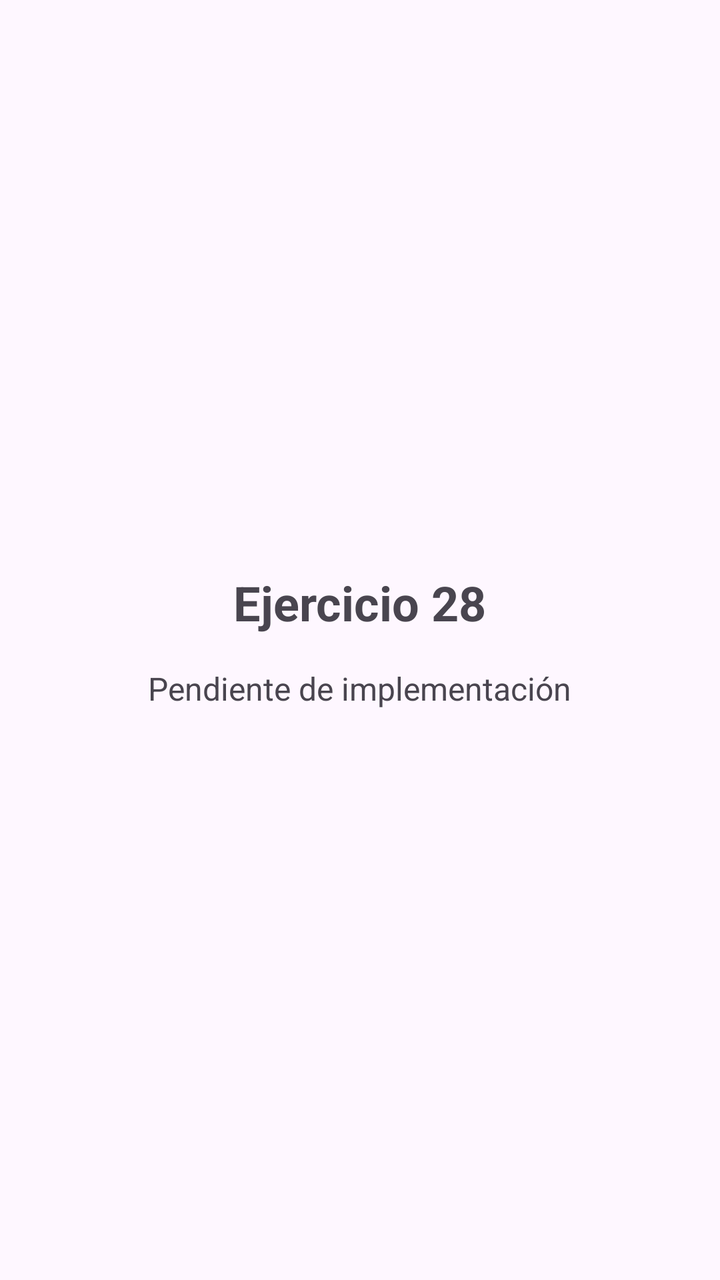
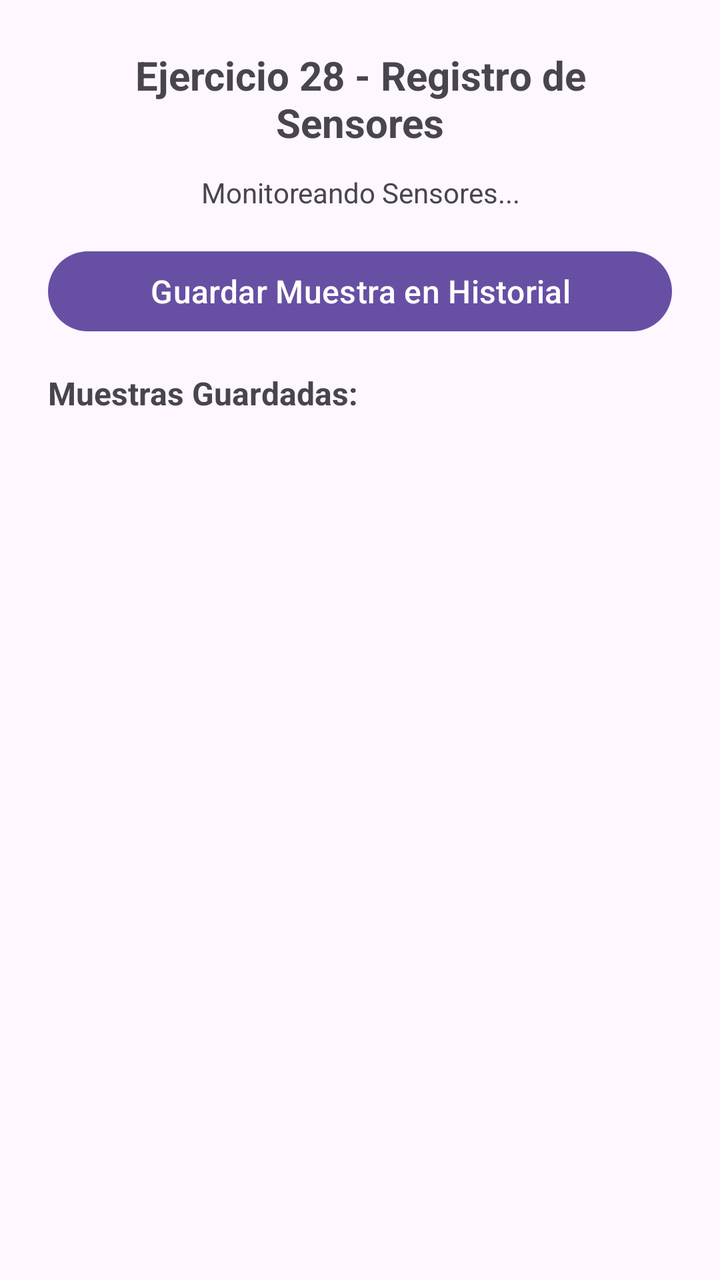

The first picture is an Android layout as it rendered before a commit; the second is the same layout after the commit. The layout source and the unified diff follow.
<!-- AndroidManifest.xml: application theme Theme.Actividad6 -->
<!-- res/layout/activity_ejercicio28.xml -->
<?xml version="1.0" encoding="utf-8"?>
<LinearLayout xmlns:android="http://schemas.android.com/apk/res/android"
    xmlns:tools="http://schemas.android.com/tools"
    android:id="@+id/main"
    android:layout_width="match_parent"
    android:layout_height="match_parent"
    android:orientation="vertical"
    android:padding="24dp"
    android:gravity="center"
    tools:context=".ejercicios.ejercicio28.Ejercicio28Activity">

    <TextView
        android:id="@+id/tvTitle"
        android:layout_width="wrap_content"
        android:layout_height="wrap_content"
        android:text="Ejercicio 28"
        android:textSize="24sp"
        android:textStyle="bold"
        android:layout_marginBottom="16dp" />

    <TextView
        android:id="@+id/tvSubtitle"
        android:layout_width="wrap_content"
        android:layout_height="wrap_content"
        android:text="Pendiente de implementación"
        android:textSize="16sp"
        android:textColor="?android:attr/textColorSecondary" />

</LinearLayout>
<!-- resources referenced by this layout -->
<resources>
  <style name="Theme.Actividad6" parent="Base.Theme.Actividad6" />
  <style name="Base.Theme.Actividad6" parent="Theme.Material3.DayNight.NoActionBar">
          
          
      </style>
</resources>

<!-- the commit's change to res/layout/activity_ejercicio28.xml (unified diff, before → after) -->
@@ -6,24 +6,103 @@
     android:layout_height="match_parent"
     android:orientation="vertical"
     android:padding="24dp"
-    android:gravity="center"
     tools:context=".ejercicios.ejercicio28.Ejercicio28Activity">
 
     <TextView
-        android:id="@+id/tvTitle"
-        android:layout_width="wrap_content"
+        android:id="@+id/tvHeader"
+        android:layout_width="match_parent"
         android:layout_height="wrap_content"
-        android:text="Ejercicio 28"
-        android:textSize="24sp"
+        android:text="Ejercicio 28 - Registro de Sensores"
+        android:textSize="20sp"
         android:textStyle="bold"
+        android:textAlignment="center"
+        android:layout_marginBottom="12dp" />
+
+    <TextView
+        android:id="@+id/tvResumenActual"
+        android:layout_width="match_parent"
+        android:layout_height="wrap_content"
+        android:text="Monitoreando Sensores..."
+        android:textSize="14sp"
+        android:textAlignment="center"
+        android:textColor="?android:attr/textColorSecondary"
+        android:layout_marginBottom="16dp" />
+
+    <com.google.android.material.button.MaterialButton
+        android:id="@+id/btnGuardarRegistro"
+        android:layout_width="match_parent"
+        android:layout_height="wrap_content"
+        android:text="Guardar Muestra en Historial"
+        android:textSize="16sp"
         android:layout_marginBottom="16dp" />
 
     <TextView
-        android:id="@+id/tvSubtitle"
-        android:layout_width="wrap_content"
+        android:layout_width="match_parent"
         android:layout_height="wrap_content"
-        android:text="Pendiente de implementación"
+        android:text="Muestras Guardadas:"
         android:textSize="16sp"
-        android:textColor="?android:attr/textColorSecondary" />
+        android:textStyle="bold"
+        android:layout_marginBottom="8dp" />
+
+    <androidx.recyclerview.widget.RecyclerView
+        android:id="@+id/rvRegistros"
+        android:layout_width="match_parent"
+        android:layout_height="0dp"
+        android:layout_weight="1"
+        tools:listitem="@layout/item_registro_sensor" />
 
 </LinearLayout>
+<!-- res/layout/item_registro_sensor.xml (included above) -->
+<?xml version="1.0" encoding="utf-8"?>
+<com.google.android.material.card.MaterialCardView xmlns:android="http://schemas.android.com/apk/res/android"
+    xmlns:app="http://schemas.android.com/apk/res-auto"
+    android:layout_width="match_parent"
+    android:layout_height="wrap_content"
+    android:layout_marginBottom="8dp"
+    app:cardCornerRadius="8dp"
+    app:cardElevation="2dp">
+
+    <LinearLayout
+        android:layout_width="match_parent"
+        android:layout_height="wrap_content"
+        android:orientation="vertical"
+        android:padding="12dp">
+
+        <TextView
+            android:id="@+id/tvTimestamp"
+            android:layout_width="wrap_content"
+            android:layout_height="wrap_content"
+            android:text="10:30:00"
+            android:textSize="12sp"
+            android:textStyle="bold"
+            android:textColor="?attr/colorPrimary"
+            android:layout_marginBottom="4dp" />
+
+        <TextView
+            android:id="@+id/tvPasosItem"
+            android:layout_width="wrap_content"
+            android:layout_height="wrap_content"
+            android:text="Pasos: 0"
+            android:textSize="14sp"
+            android:textStyle="bold"
+            android:layout_marginBottom="2dp" />
+
+        <TextView
+            android:id="@+id/tvMovimientoItem"
+            android:layout_width="wrap_content"
+            android:layout_height="wrap_content"
+            android:text="Movimiento: Reposo"
+            android:textSize="13sp"
+            android:layout_marginBottom="2dp" />
+
+        <TextView
+            android:id="@+id/tvGiroscopioItem"
+            android:layout_width="wrap_content"
+            android:layout_height="wrap_content"
+            android:text="Giroscopio: X:0.0 Y:0.0 Z:0.0"
+            android:textSize="12sp"
+            android:textColor="?android:attr/textColorSecondary" />
+
+    </LinearLayout>
+
+</com.google.android.material.card.MaterialCardView>
